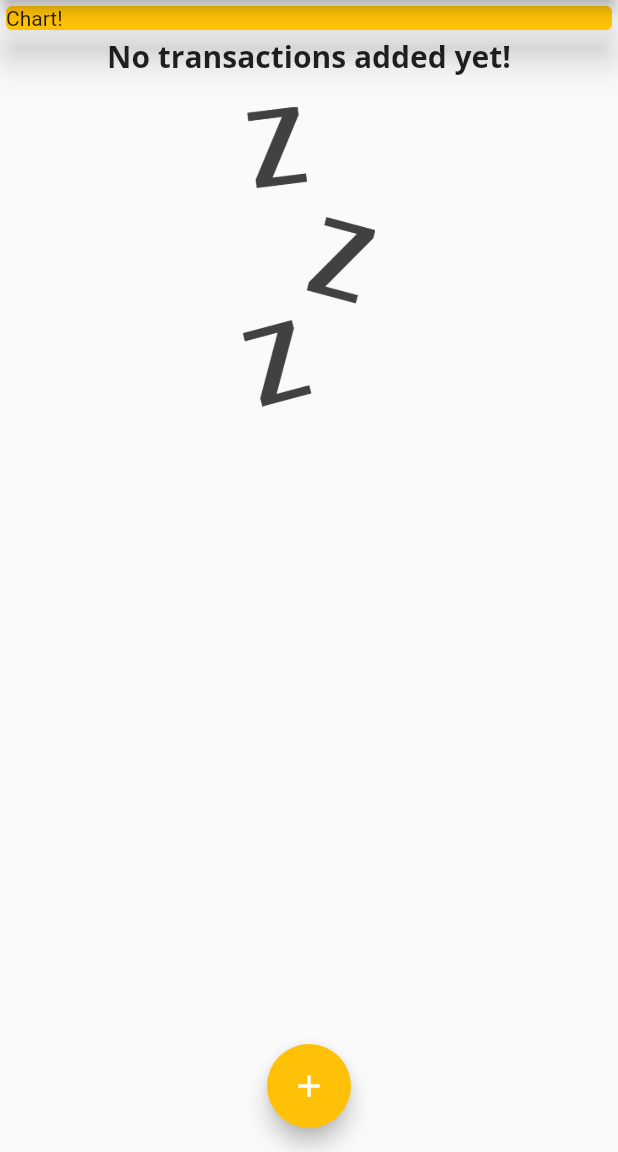
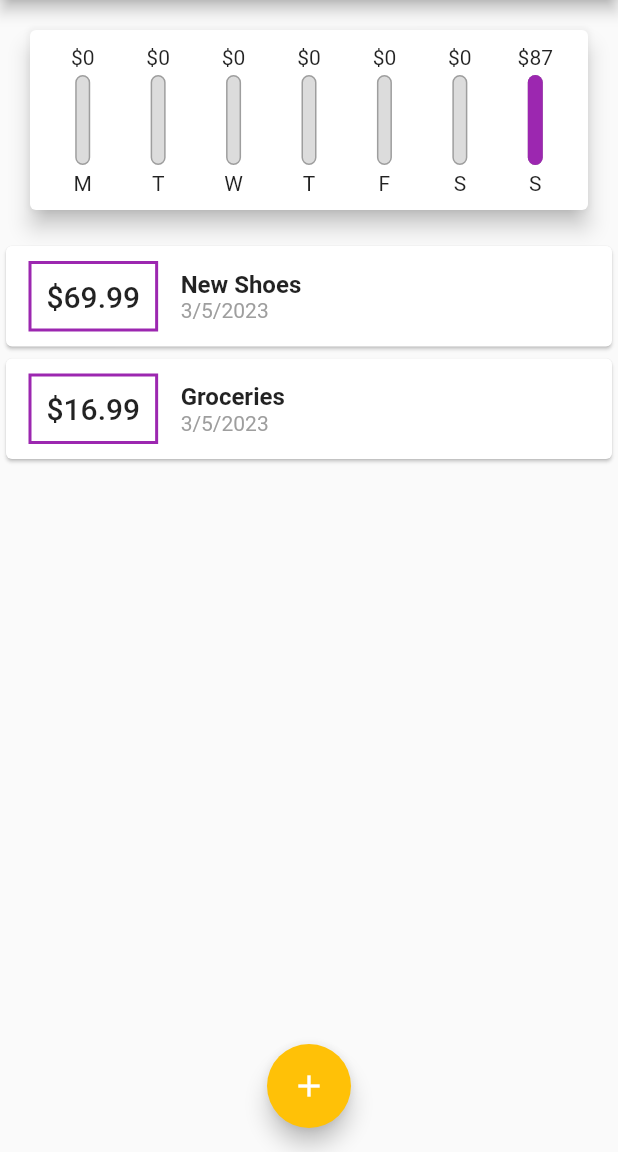
Before and after one commit to delwinbest/flutter_complete_guide, a Flutter app: the screen it shows after launch, on a phone screen of 412 x 824 dp, the part 84-1236 px from its top. Run offline on Flutter 3.47's test engine with Material 2 defaults, Android fonts, the phone set to English and light mode, and no system bars; missing offline and left inert: dart:ffi.

Commit message:
Custom chart Widget

```diff
--- a/lib/main.dart
+++ b/lib/main.dart
@@ -1,5 +1,6 @@
 import 'package:flutter/material.dart';
 import 'package:flutter_complete_guide/models/transaction.dart';
+import 'package:flutter_complete_guide/widgets/chart.dart';
 import 'package:flutter_complete_guide/widgets/new_transaction.dart';
 import 'package:flutter_complete_guide/widgets/transaction_list.dart';
 
@@ -46,11 +47,21 @@ class _MyHomePageState extends State<MyHomePage> {
   final amountController = TextEditingController();
 
   final List<Transaction> _userTransactions = [
-    // Transaction(
-    //     id: 't1', title: 'New Shoes', amount: 69.99, date: DateTime.now()),
-    // Transaction(
-    //     id: 't2', title: 'Groceries', amount: 16.99, date: DateTime.now())
+    Transaction(
+        id: 't1', title: 'New Shoes', amount: 69.99, date: DateTime.now()),
+    Transaction(
+        id: 't2', title: 'Groceries', amount: 16.99, date: DateTime.now())
   ];
+
+  List<Transaction> get _recentTransactions {
+    return _userTransactions.where((transaction) {
+      return transaction.date.isAfter(
+        DateTime.now().subtract(
+          const Duration(days: 7),
+        ),
+      );
+    }).toList();
+  }
 
   void _addNewTransaction(String newtitle, double newAmount) {
     final newTransaction = Transaction(
@@ -98,13 +109,8 @@ class _MyHomePageState extends State<MyHomePage> {
           mainAxisAlignment: MainAxisAlignment.start,
           crossAxisAlignment: CrossAxisAlignment.stretch,
           children: <Widget>[
-            Container(
-              width: double.infinity,
-              child: const Card(
-                color: Colors.amber,
-                elevation: 10,
-                child: Text('Chart!'),
-              ),
+            Chart(
+              recentTransactions: _recentTransactions,
             ),
             TransactionList(
               transactions: _userTransactions,
--- /dev/null
+++ b/lib/widgets/chart.dart
@@ -0,0 +1,61 @@
+import 'dart:ffi';
+
+import 'package:flutter/material.dart';
+import 'package:flutter_complete_guide/models/transaction.dart';
+import 'package:flutter_complete_guide/widgets/chart_bar.dart';
+import 'package:intl/intl.dart';
+
+class Chart extends StatelessWidget {
+  final List<Transaction> recentTransactions;
+  const Chart({required this.recentTransactions, super.key});
+
+  List<Map<String, Object>> get groupedTransactionValues {
+    return List.generate(7, (index) {
+      final weekDay = DateTime.now().subtract(
+        Duration(days: index),
+      );
+      var totalSum = 0.0;
+      for (var i = 0; i < recentTransactions.length; i++) {
+        if (recentTransactions[i].date.day == weekDay.day &&
+            recentTransactions[i].date.month == weekDay.month &&
+            recentTransactions[i].date.year == weekDay.year) {
+          totalSum += recentTransactions[i].amount;
+        }
+      }
+
+      return {
+        'day': DateFormat.E().format(weekDay).substring(0, 1),
+        'amount': totalSum,
+      };
+    }).reversed.toList();
+  }
+
+  double get totalSpending {
+    return groupedTransactionValues.fold(0.0, (sum, transaction) {
+      return sum + (transaction['amount'] as double);
+    });
+  }
+
+  @override
+  Widget build(BuildContext context) {
+    return Card(
+        elevation: 6,
+        margin: const EdgeInsets.all(20),
+        child: Padding(
+          padding: const EdgeInsets.all(10),
+          child: Row(
+              mainAxisAlignment: MainAxisAlignment.spaceAround,
+              children: groupedTransactionValues.map((data) {
+                return Flexible(
+                  fit: FlexFit.tight,
+                  child: ChartBar(
+                      label: data['day'].toString(),
+                      spendAmount: (data['amount'] as double),
+                      spendingPercentOfTotal: totalSpending == 0.0
+                          ? 0.0
+                          : (data['amount'] as double) / totalSpending),
+                );
+              }).toList()),
+        ));
+  }
+}
--- /dev/null
+++ b/lib/widgets/chart_bar.dart
@@ -0,0 +1,49 @@
+import 'package:flutter/material.dart';
+
+class ChartBar extends StatelessWidget {
+  final String label;
+  final double spendAmount;
+  final double spendingPercentOfTotal;
+
+  const ChartBar(
+      {required this.label,
+      required this.spendAmount,
+      required this.spendingPercentOfTotal,
+      super.key});
+
+  @override
+  Widget build(BuildContext context) {
+    return Column(
+      children: <Widget>[
+        FittedBox(child: Text('\$${spendAmount.toStringAsFixed(0)}')),
+        const SizedBox(
+          height: 4,
+        ),
+        SizedBox(
+          height: 60,
+          width: 10,
+          child: Stack(children: <Widget>[
+            Container(
+              decoration: BoxDecoration(
+                  border: Border.all(color: Colors.grey, width: 1.0),
+                  color: const Color.fromRGBO(220, 220, 220, 1),
+                  borderRadius: BorderRadius.circular(10)),
+            ),
+            FractionallySizedBox(
+              heightFactor: spendingPercentOfTotal,
+              child: Container(
+                decoration: BoxDecoration(
+                    color: Theme.of(context).primaryColor,
+                    borderRadius: BorderRadius.circular(10)),
+              ),
+            ),
+          ]),
+        ),
+        const SizedBox(
+          height: 4,
+        ),
+        Text(label)
+      ],
+    );
+  }
+}
```
